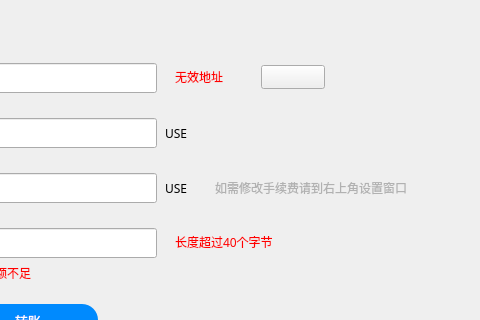
First picture: the form in transferpage.ui, repository realm520/usewallet-qt, before the edit; both pictures show x 215 to 695 and y 82 to 402 of the 857 by 529 pixel window.
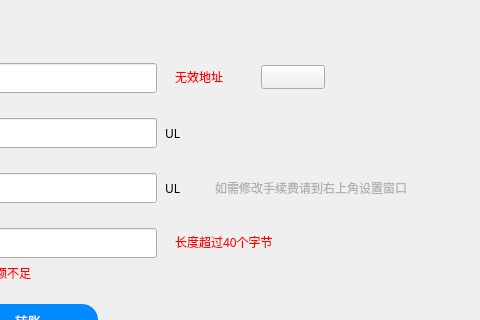
Second picture: the form after the edit.

```diff
--- a/transferpage.ui
+++ b/transferpage.ui
@@ -267,7 +267,7 @@
     <string notr="true"/>
    </property>
    <property name="text">
-    <string>USE</string>
+    <string>UL</string>
    </property>
   </widget>
   <widget class="QLabel" name="feeLabel">
@@ -332,7 +332,7 @@
     <string notr="true"/>
    </property>
    <property name="text">
-    <string>USE</string>
+    <string>UL</string>
    </property>
   </widget>
   <widget class="QLabel" name="tipLabel3">
```
